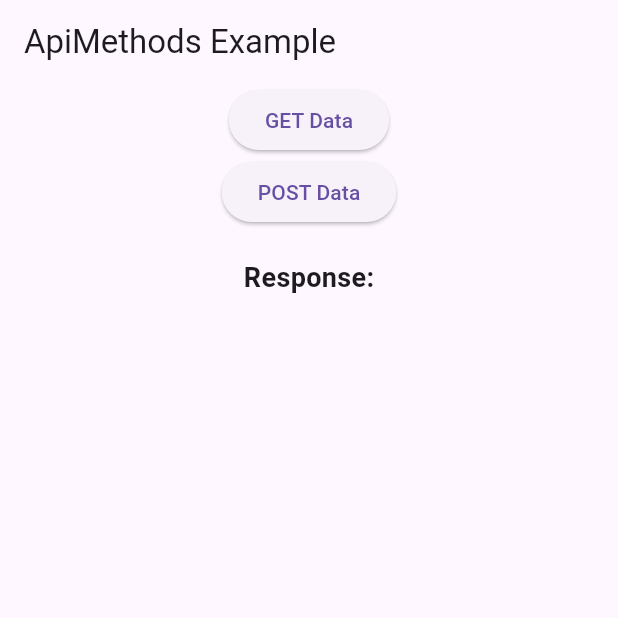
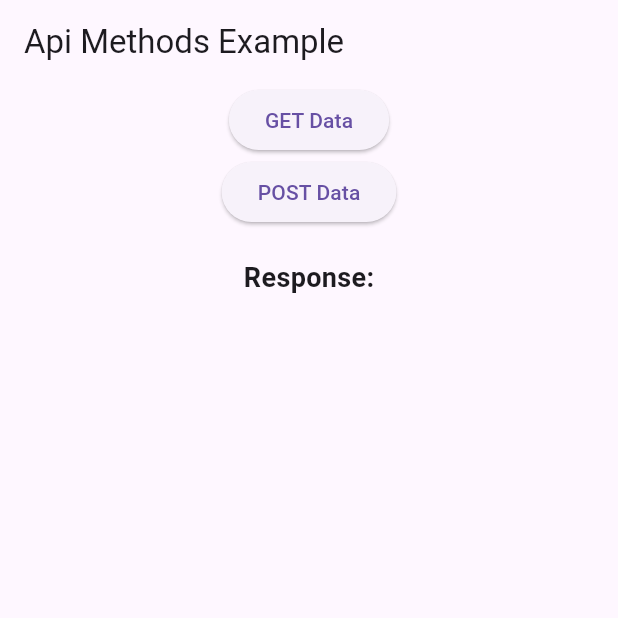
Before and after one commit to Nexever-Dev/nex_common_api, a Flutter app: the screen it shows after launch, on a phone screen of 412 x 824 dp, the top half of it. Run offline on Flutter 3.47's test engine with Material 3 defaults, Android fonts, the phone set to English and light mode, and no system bars.

Commit message:
code update.

```diff
--- a/example/lib/main.dart
+++ b/example/lib/main.dart
@@ -34,6 +34,10 @@ class _MyHomePageState extends State<MyHomePage> {
     try {
       var response = await apiMethods.getMethod(
         url: 'https://jsonplaceholder.typicode.com/posts/1',
+        headers: {
+          "Accept": "application/json",
+          "Content-Type": "application/json",
+        },
       );
 
       setState(() {
@@ -77,7 +81,7 @@ class _MyHomePageState extends State<MyHomePage> {
   Widget build(BuildContext context) {
     return Scaffold(
       appBar: AppBar(
-        title: Text('ApiMethods Example'),
+        title: const Text('Api Methods Example'),
       ),
       body: Center(
         child: Column(
@@ -85,25 +89,25 @@ class _MyHomePageState extends State<MyHomePage> {
           children: <Widget>[
             ElevatedButton(
               onPressed: _getData,
-              child: Text('GET Data'),
+              child: const Text('GET Data'),
             ),
             ElevatedButton(
               onPressed: _postData,
-              child: Text('POST Data'),
+              child: const Text('POST Data'),
             ),
-            SizedBox(height: 20),
-            Text(
+            const SizedBox(height: 20),
+            const Text(
               'Response:',
               style: TextStyle(fontSize: 18, fontWeight: FontWeight.bold),
             ),
-            SizedBox(height: 10),
+            const SizedBox(height: 10),
             Expanded(
               child: SingleChildScrollView(
                 child: Padding(
-                  padding: EdgeInsets.all(10),
+                  padding: const EdgeInsets.all(10),
                   child: Text(
                     _displayText,
-                    style: TextStyle(fontSize: 16),
+                    style: const TextStyle(fontSize: 16),
                   ),
                 ),
               ),
--- a/pubspec.yaml
+++ b/pubspec.yaml
@@ -1,6 +1,6 @@
 name: nex_common_api
 description: A Dart class for sending HTTP GET and POST requests, with optional token-based authentication and API key support.
-version: 0.0.3
+version: 0.0.4
 homepage: https://github.com/Nexever-Dev/nex_common_api/blob/main/example/lib/main.dart
 repository: https://github.com/Nexever-Dev/nex_common_api.git
 
@@ -11,12 +11,12 @@ environment:
 dependencies:
   flutter:
     sdk: flutter
-  http: ^1.1.0
+  http: ^1.5.0
 
 dev_dependencies:
   flutter_test:
     sdk: flutter
-  flutter_lints: ^2.0.0
+  flutter_lints: ^6.0.0
 
 # For information on the generic Dart part of this file, see the
 # following page: https://dart.dev/tools/pub/pubspec
```
Also changed, not shown: example/pubspec.yaml (+2 -40 lines), example/pubspec.lock, 1 other file.
